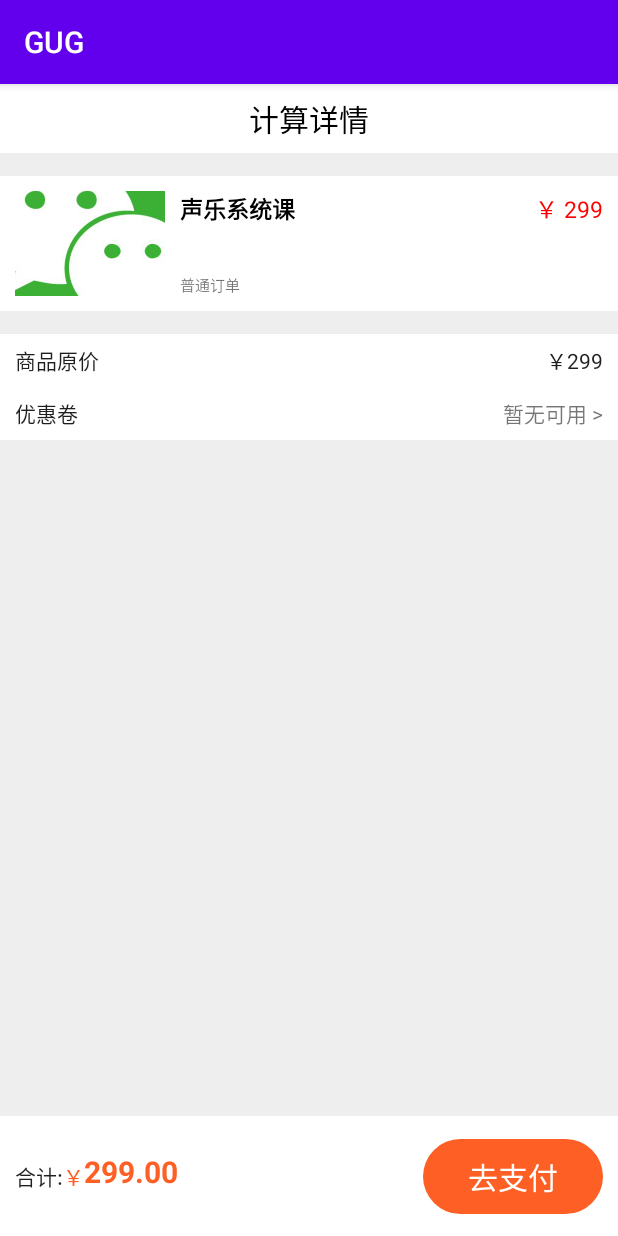
After one commit to cch20021012/BUG, an Android app: the SettlementActivity screen opened directly, with no data from a screen before it, on a phone screen of 412 x 824 dp. The commit adds this screen. Run offline under Robolectric (Android 15) with nearby library versions, the phone set to English and light mode, and no system bars.

Commit message:
axl提交3个页面

```diff
--- a/app/src/main/AndroidManifest.xml
+++ b/app/src/main/AndroidManifest.xml
@@ -9,6 +9,9 @@
         android:roundIcon="@mipmap/ic_launcher_round"
         android:supportsRtl="true"
         android:theme="@style/AppTheme">
+        <activity android:name=".axl.AboutActivity"/>
+        <activity android:name=".axl.IdentityActivity"/>
+        <activity android:name=".axl.SettlementActivity"/>
         <activity android:name=".OneActivity">
             <intent-filter>
                 <action android:name="android.intent.action.MAIN" />
--- /dev/null
+++ b/app/src/main/java/com/example/gug/axl/SettlementActivity.java
@@ -0,0 +1,19 @@
+package com.example.gug.axl;
+
+import android.os.Bundle;
+
+import androidx.appcompat.app.AppCompatActivity;
+
+import com.example.gug.R;
+
+
+public class SettlementActivity extends AppCompatActivity {
+    /**
+     * 结算详情页面
+     * **/
+    @Override
+    protected void onCreate(Bundle savedInstanceState) {
+        super.onCreate(savedInstanceState);
+        setContentView(R.layout.axl_activity_settlement);
+    }
+}
--- /dev/null
+++ b/app/src/main/res/drawable/axl_payfillet.xml
@@ -0,0 +1,6 @@
+<?xml version="1.0" encoding="utf-8"?>
+<shape xmlns:android="http://schemas.android.com/apk/res/android">
+<corners android:radius="@dimen/dp_40"/>
+    <solid android:color="#FD5F24"/>
+
+</shape>
--- /dev/null
+++ b/app/src/main/res/drawable/fillet.xml
@@ -0,0 +1,5 @@
+<?xml version="1.0" encoding="utf-8"?>
+<shape xmlns:android="http://schemas.android.com/apk/res/android">
+ <corners android:radius="@dimen/dp_10"/>
+ <stroke android:color="#000000" android:width="@dimen/dp_1"/>
+</shape>
--- /dev/null
+++ b/app/src/main/res/layout/axl_activity_settlement.xml
@@ -0,0 +1,182 @@
+<?xml version="1.0" encoding="utf-8"?>
+<androidx.constraintlayout.widget.ConstraintLayout xmlns:android="http://schemas.android.com/apk/res/android"
+    xmlns:app="http://schemas.android.com/apk/res-auto"
+    xmlns:tools="http://schemas.android.com/tools"
+    android:layout_width="match_parent"
+    android:layout_height="match_parent"
+    android:background="#EEEEEE"
+    tools:context=".axl.SettlementActivity">
+    <TextView
+        android:id="@+id/title"
+        android:layout_width="match_parent"
+        android:layout_height="0dp"
+        android:background="#ffffff"
+        android:text="计算详情"
+        app:layout_constraintTop_toTopOf="parent"
+        android:gravity="center"
+        android:textSize="@dimen/dp_20"
+        android:paddingVertical="@dimen/dp_8"
+        android:textColor="#000000"
+        />
+    <androidx.constraintlayout.widget.ConstraintLayout
+        android:id="@+id/cons"
+        android:layout_width="match_parent"
+        android:layout_height="@dimen/dp_90"
+        app:layout_constraintTop_toBottomOf="@id/title"
+        android:layout_marginTop="@dimen/dp_15"
+        android:background="#ffffff"
+        >
+        <ImageView
+            android:id="@+id/img"
+            android:layout_width="@dimen/dp_100"
+            android:layout_height="@dimen/dp_70"
+            app:layout_constraintTop_toTopOf="parent"
+            app:layout_constraintLeft_toLeftOf="parent"
+            android:src="@mipmap/ic_curriculum"
+            android:scaleType="center"
+            android:layout_marginVertical="@dimen/dp_10"
+            android:layout_marginLeft="@dimen/dp_10"
+            android:background="@drawable/fillet"
+            />
+        <TextView
+            android:layout_width="wrap_content"
+            android:layout_height="wrap_content"
+            app:layout_constraintTop_toTopOf="@id/img"
+            app:layout_constraintLeft_toRightOf="@id/img"
+            android:text="声乐系统课"
+            android:layout_marginLeft="@dimen/dp_10"
+            android:textSize="@dimen/dp_15"
+            android:textStyle="bold"
+            android:textColor="#000000"
+            />
+        <TextView
+            android:layout_width="wrap_content"
+            android:layout_height="wrap_content"
+            android:text="普通订单"
+            app:layout_constraintBottom_toBottomOf="@id/img"
+            app:layout_constraintLeft_toRightOf="@id/img"
+            android:layout_marginLeft="@dimen/dp_10"
+            android:textSize="@dimen/dp_10"
+            />
+        <TextView
+            android:layout_width="wrap_content"
+            android:layout_height="wrap_content"
+            android:text="￥ 299"
+            app:layout_constraintTop_toTopOf="@id/img"
+            app:layout_constraintRight_toRightOf="parent"
+            android:layout_marginRight="@dimen/dp_10"
+            android:textColor="#FF0000"
+            android:textSize="@dimen/dp_15"
+            />
+    </androidx.constraintlayout.widget.ConstraintLayout>
+    <androidx.constraintlayout.widget.ConstraintLayout
+        android:id="@+id/cons2"
+        app:layout_constraintTop_toBottomOf="@id/cons"
+        android:layout_width="match_parent"
+        android:layout_height="@dimen/dp_35"
+        android:layout_marginTop="@dimen/dp_15"
+        android:background="#ffffff"
+        >
+        <TextView
+            app:layout_constraintTop_toTopOf="parent"
+            app:layout_constraintBottom_toBottomOf="parent"
+            app:layout_constraintLeft_toLeftOf="parent"
+            android:layout_width="wrap_content"
+            android:layout_height="match_parent"
+            android:text="商品原价"
+            android:gravity="center"
+            android:layout_marginLeft="@dimen/dp_10"
+            android:textColor="#1F1F1F"
+            />
+        <TextView
+            app:layout_constraintTop_toTopOf="parent"
+            app:layout_constraintBottom_toBottomOf="parent"
+            app:layout_constraintRight_toRightOf="parent"
+            android:layout_width="wrap_content"
+            android:layout_height="match_parent"
+            android:text="￥299"
+            android:gravity="center"
+            android:layout_marginRight="@dimen/dp_10"
+            android:textColor="#1F1F1F"
+            />
+    </androidx.constraintlayout.widget.ConstraintLayout>
+    <androidx.constraintlayout.widget.ConstraintLayout
+        app:layout_constraintTop_toBottomOf="@id/cons2"
+        android:layout_width="match_parent"
+        android:layout_height="@dimen/dp_35"
+        android:background="#ffffff"
+        >
+        <TextView
+            app:layout_constraintTop_toTopOf="parent"
+            app:layout_constraintBottom_toBottomOf="parent"
+            app:layout_constraintLeft_toLeftOf="parent"
+            android:layout_width="wrap_content"
+            android:layout_height="match_parent"
+            android:text="优惠卷"
+            android:gravity="center"
+            android:layout_marginLeft="@dimen/dp_10"
+            android:textColor="#1F1F1F"
+            />
+        <TextView
+            app:layout_constraintTop_toTopOf="parent"
+            app:layout_constraintBottom_toBottomOf="parent"
+            app:layout_constraintRight_toRightOf="parent"
+            android:layout_width="wrap_content"
+            android:layout_height="match_parent"
+            android:text="暂无可用 >"
+            android:gravity="center"
+            android:layout_marginRight="@dimen/dp_10"
+            />
+    </androidx.constraintlayout.widget.ConstraintLayout>
+    <androidx.constraintlayout.widget.ConstraintLayout
+        android:layout_width="match_parent"
+        android:layout_height="@dimen/dp_80"
+        app:layout_constraintBottom_toBottomOf="parent"
+        android:background="#ffffff"
+        >
+        <TextView
+            android:id="@+id/sum"
+            android:layout_width="wrap_content"
+            android:layout_height="wrap_content"
+            android:text="合计:"
+            app:layout_constraintTop_toTopOf="parent"
+            app:layout_constraintBottom_toBottomOf="parent"
+            app:layout_constraintLeft_toLeftOf="parent"
+            android:textColor="#1F1F1F"
+            android:layout_marginLeft="@dimen/dp_10"
+            />
+        <TextView
+            android:id="@+id/ic"
+            android:layout_width="wrap_content"
+            android:layout_height="wrap_content"
+            app:layout_constraintBottom_toBottomOf="@id/sum"
+            app:layout_constraintLeft_toRightOf="@id/sum"
+            android:text="￥"
+            android:textColor="#FD5F24"
+            />
+        <TextView
+            android:layout_width="wrap_content"
+            android:layout_height="wrap_content"
+            app:layout_constraintBottom_toBottomOf="@id/ic"
+            app:layout_constraintLeft_toRightOf="@id/ic"
+            android:text="299.00"
+            android:textSize="@dimen/dp_20"
+            android:textStyle="bold"
+            android:textColor="#FD5F24"
+            />
+    <TextView
+        android:layout_width="wrap_content"
+        android:layout_height="wrap_content"
+        android:text="去支付"
+        android:background="@drawable/axl_payfillet"
+        android:textSize="@dimen/dp_20"
+        app:layout_constraintTop_toTopOf="parent"
+        app:layout_constraintBottom_toBottomOf="parent"
+        app:layout_constraintRight_toRightOf="parent"
+        android:textColor="#ffffff"
+        android:paddingHorizontal="@dimen/dp_30"
+        android:paddingVertical="@dimen/dp_10"
+        android:layout_marginRight="@dimen/dp_10"
+        />
+    </androidx.constraintlayout.widget.ConstraintLayout>
+</androidx.constraintlayout.widget.ConstraintLayout>
--- a/app/src/main/res/values/strings.xml
+++ b/app/src/main/res/values/strings.xml
@@ -1,3 +1,5 @@
 <resources>
     <string name="app_name">GUG</string>
+    <string name="certificate"><u>资质证照公示</u></string>
+    <string name="message">请选择真实的身份,\n身份一旦确认将无法更改,\n针对不同的身份,会有部分功能上的差异</string>
 </resources>
```
Also changed, not shown: app/src/main/java/com/example/gug/axl/AboutActivity.java (added, +17 -0 lines), app/src/main/java/com/example/gug/axl/IdentityActivity.java (added, +32 -0 lines), app/src/main/res/layout/axl_activity_about.xml (added, +89 -0 lines), app/src/main/res/layout/axl_activity_identity.xml (added, +88 -0 lines), app/src/main/res/mipmap-xxhdpi/ic_curriculum.jpg (added), app/src/main/res/mipmap-xxhdpi/ic_icon.gif (added), app/src/main/res/mipmap-xxhdpi/ic_student.png (added), app/src/main/res/mipmap-xxhdpi/ic_teacher.png (added).
